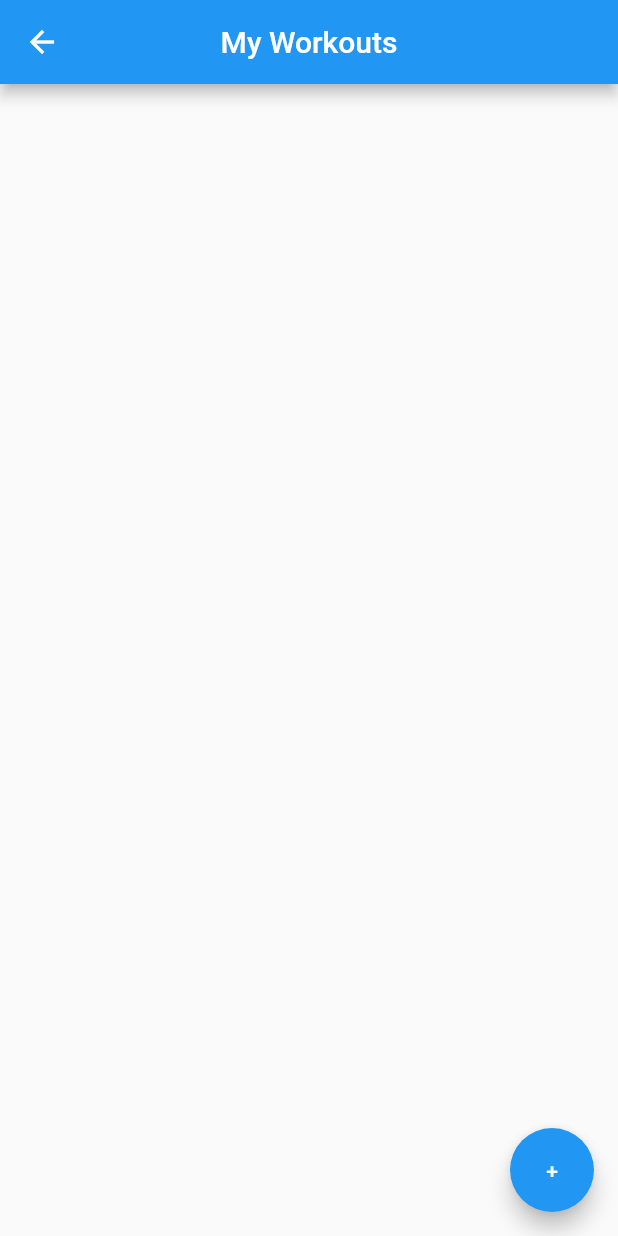
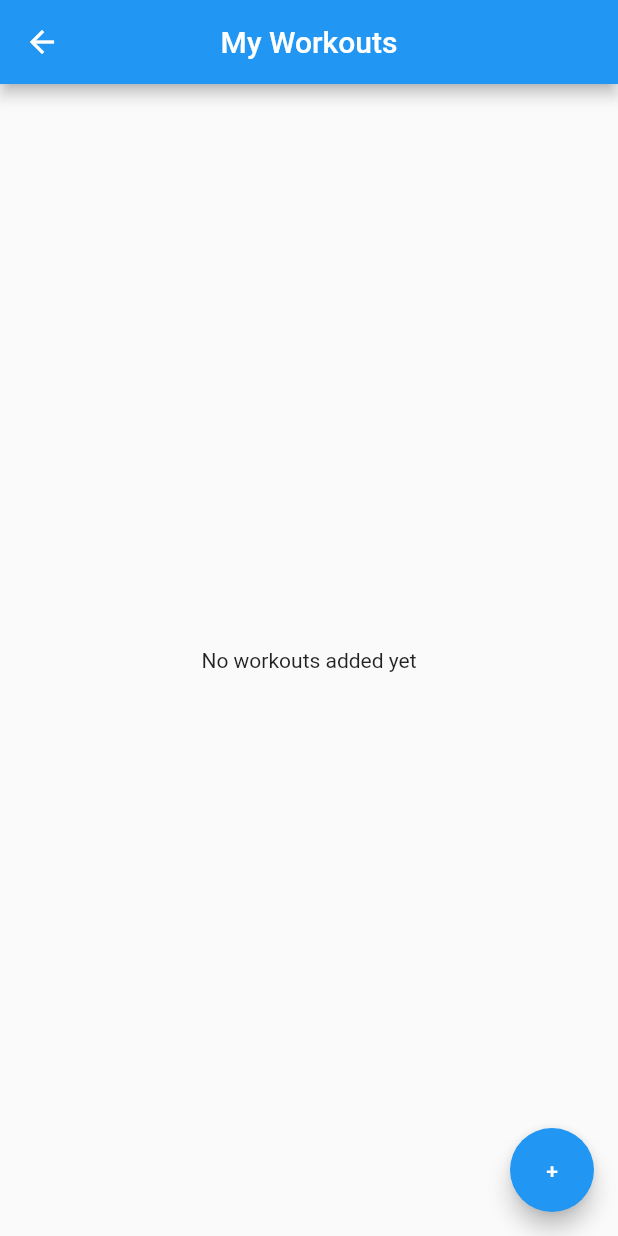
Before and after one commit to adamstyrc/workout-flutter, a Flutter app: the WorkoutsListView screen opened by its route, on a phone screen of 412 x 824 dp. Run offline on Flutter 3.47's test engine with Material 2 defaults, Android fonts, the phone set to English and light mode, and no system bars; our stand-ins replace freezed_annotation, get, rxdart; generated files the repository leaves out were written again.

```diff
--- a/lib/app/modules/workouts_list/ui/workouts_list_view.dart
+++ b/lib/app/modules/workouts_list/ui/workouts_list_view.dart
@@ -28,10 +28,12 @@ class WorkoutsListView extends GetView<WorkoutsListController> {
           children: [
             Expanded(
               child: Obx(
-                () => ListView.builder(
-                  itemBuilder: _buildWorkoutItem,
-                  itemCount: controller.workouts.length,
-                ),
+                () => controller.workouts.isNotEmpty
+                    ? ListView.builder(
+                        itemBuilder: _buildWorkoutItem,
+                        itemCount: controller.workouts.length,
+                      )
+                    : _buildEmptyView(),
               ),
             ),
           ],
@@ -80,4 +82,10 @@ class WorkoutsListView extends GetView<WorkoutsListController> {
       ),
     );
   }
+
+  Widget _buildEmptyView() {
+    return const Center(
+      child: Text('No workouts added yet'),
+    );
+  }
 }
```
Also changed, not shown: 2 other files.
